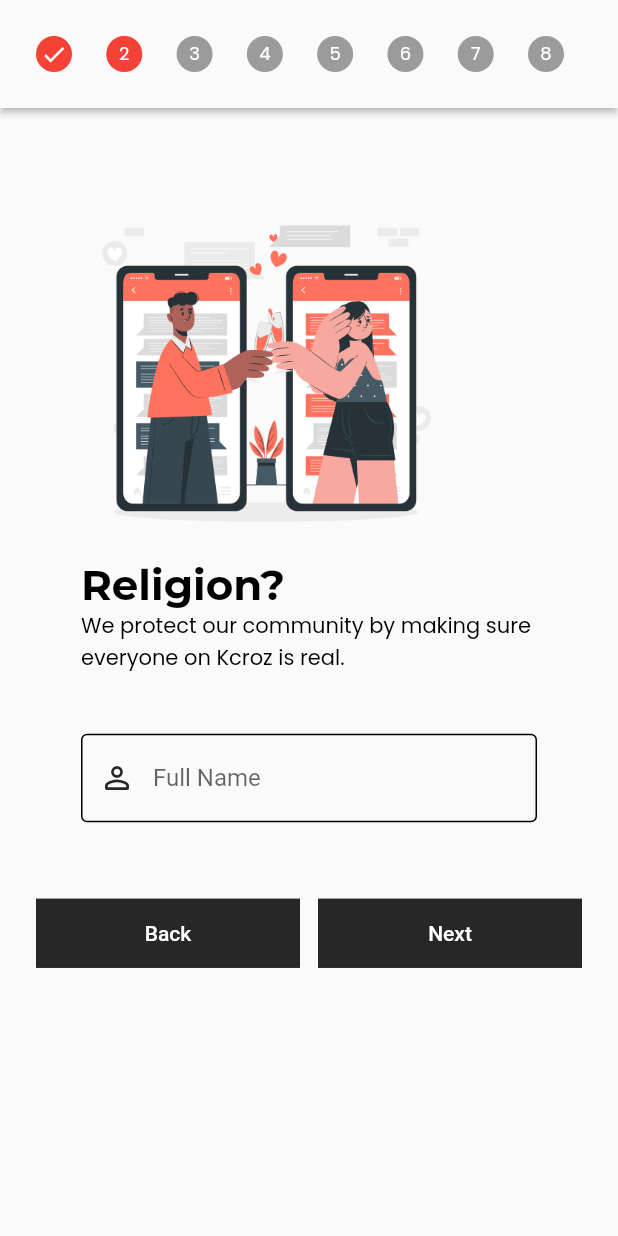
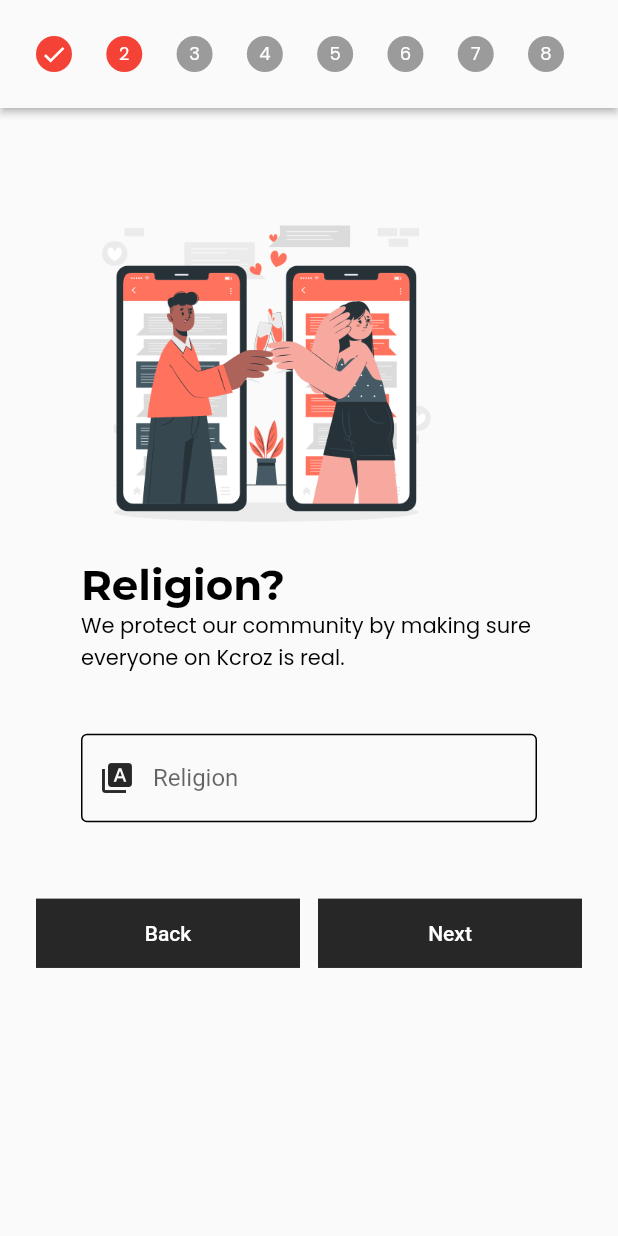
Before and after one commit to GinuraRansika/kcroz, a Flutter app: the CreateProfile screen opened directly, after a tap on an icon or button, on a phone screen of 412 x 824 dp. Run offline on Flutter 3.47's test engine with Material 2 defaults, Android fonts, the phone set to English and light mode, and no system bars; our stand-ins replace cloud_firestore, firebase_auth, firebase_core, firebase_storage, flutter_otp_text_field, get and 6 more; accounts and stored records are empty.

Commit message:
Edited the date getter to datetime picker and some other fields in the create an account page

```diff
--- a/lib/main.dart
+++ b/lib/main.dart
@@ -6,6 +6,7 @@ import 'package:flutter/material.dart';
 import 'package:get/get_navigation/src/root/get_material_app.dart';
 import 'package:get/get_navigation/src/routes/transitions_type.dart';
 import 'package:kcroz/firebase_options.dart';
+import 'package:kcroz/src/features/authentication/screens/screens/create_profile/create_profile.dart';
 import 'package:kcroz/src/features/authentication/screens/screens/splash_screen/splash_screen.dart';
 import 'package:kcroz/src/providers/user_provider.dart';
 import 'package:kcroz/src/responsive/mobile_screen_layout.dart';
@@ -54,7 +55,7 @@ class MyApp extends StatelessWidget {
         darkTheme: KcrozAppTheme.darkTheme,
         defaultTransition: Transition.leftToRightWithFade,
         transitionDuration: const Duration(milliseconds: 500),
-        home: const SplashScreen(),
+        home: const CreateProfile(),
         // routes: const {},
       ),
     );
--- /dev/null
+++ b/lib/src/constants/creat_profile_text_string.dart
@@ -0,0 +1,11 @@
+
+// Create Profile - Name
+const String kcrozNamePageTitle = "";
+const String kcrozNamePageSubTitle = "";
+
+// Religion
+const String religionTextFieldText = "Religion";
+
+
+// Profile Pic
+const String profilePicPageTitle = "Let's add Your Profile Picture";
--- a/lib/src/features/authentication/screens/screens/create_profile/create_profile.dart
+++ b/lib/src/features/authentication/screens/screens/create_profile/create_profile.dart
@@ -1,7 +1,9 @@
 import 'dart:typed_data';
+import 'package:flutter/cupertino.dart';
 import 'package:flutter/material.dart';
 import 'package:get/get.dart';
 import 'package:image_picker/image_picker.dart';
+import 'package:kcroz/src/constants/creat_profile_text_string.dart';
 import 'package:kcroz/src/responsive/mobile_screen_layout.dart';
 import 'package:kcroz/src/responsive/responsive_layout_screen.dart';
 import 'package:kcroz/src/responsive/web_screen_layout.dart';
@@ -27,6 +29,7 @@ class _CreateProfileState extends State<CreateProfile> {
   Uint8List? _image;
   int currentStep = 0;
   bool isCompleted = false;
+  DateTime _dateTime = DateTime.now();
 
   void selectImage() async {
     Uint8List image = await pickImage(ImageSource.gallery);
@@ -50,7 +53,10 @@ class _CreateProfileState extends State<CreateProfile> {
         religion: controller.religion.text,
         gender: controller.gender.text,
         sexualOrientation: controller.sexualOrientation.text,
-        birthday: controller.birthday.text,
+        birthday:
+            "${_dateTime.year}-"
+            "${_dateTime.month.toString().length == 1? _dateTime.month : {'0${_dateTime.month}'}}-"
+            "${_dateTime.day.toString().length == 1? _dateTime.day : {'0${_dateTime.day}'}}",
         interests: controller.interests.text,
         file: _image!,
         context: context);
@@ -227,13 +233,15 @@ class _CreateProfileState extends State<CreateProfile> {
       isActive: currentStep >= 1,
       title: Text(""),
       content: Container(
-        padding: const EdgeInsets.fromLTRB(kcrozDefaultSize,kcrozDefaultSize,kcrozDefaultSize,0),
+        padding: const EdgeInsets.fromLTRB(
+            kcrozDefaultSize, kcrozDefaultSize, kcrozDefaultSize, 0),
         child: Column(
           children: [
             const FormHeaderWidget(
               image: kcrozWelcomeScreenImage,
               title: "Religion?",
-              subTitle: "We protect our community by making sure everyone on Kcroz is real.",
+              subTitle:
+              "We protect our community by making sure everyone on Kcroz is real.",
               imageHeight: 0.3,
             ),
             Container(
@@ -243,9 +251,9 @@ class _CreateProfileState extends State<CreateProfile> {
                 children: [
                   TextFieldInput(
                     textEditingController: controller.religion,
-                    labelText: kcrozFullName,
-                    prefixIcon: const Icon(Icons.person_outline_rounded),
-                    hintText: kcrozFullName,
+                    labelText: religionTextFieldText,
+                    prefixIcon: const Icon(Icons.type_specimen),
+                    hintText: religionTextFieldText,
                     textInputType: TextInputType.text,
                   ),
                 ],
@@ -256,50 +264,56 @@ class _CreateProfileState extends State<CreateProfile> {
       ),
     ),
 
+
     // Profile Pic
     Step(
       state: currentStep > 2 ? StepState.complete : StepState.indexed,
       isActive: currentStep >= 2,
       title: Text(""),
       content: Container(
-        padding: const EdgeInsets.fromLTRB(kcrozDefaultSize,kcrozDefaultSize-20,kcrozDefaultSize,0),
+        padding: const EdgeInsets.fromLTRB(
+            kcrozDefaultSize, kcrozDefaultSize - 20, kcrozDefaultSize, 0),
         child: Column(
           children: [
-            const FormHeaderWidget(
-              image: kcrozWelcomeScreenImage,
-              title: "Add Your Profile Photo",
-              subTitle: "We protect our community by making sure everyone on Kcroz is real.",
-              imageHeight: 0.2,
-            ),
             Container(
               padding: const EdgeInsets.only(top: kcrozDefaultSize + 10),
               child: Column(
-                crossAxisAlignment: CrossAxisAlignment.start,
+                crossAxisAlignment: CrossAxisAlignment.center,
                 children: [
+                  Text(
+                    profilePicPageTitle,
+                    style: Theme.of(context).textTheme.headline1,
+                    textAlign: TextAlign.center,
+                  ),
+                  const SizedBox(height: 80,),
                   // circular widget to add dp
                   Stack(
                     children: [
-                      _image != null ? CircleAvatar(
-                        radius: 64,
+                      _image != null
+                          ? CircleAvatar(
+                        radius: 150,
                         backgroundImage: MemoryImage(_image!),
-                      ):
-                      const CircleAvatar(
-                        radius: 64,
-                        backgroundImage: AssetImage(kcrozDefaultProfileImage),
+                      )
+                          : const CircleAvatar(
+                        radius: 150,
+                        backgroundImage:
+                        AssetImage(kcrozDefaultProfileImage),
                       ),
                       Positioned(
-                        bottom: -10,
-                        left: 80,
+                          bottom: 10,
+                          left: 200,
                           child: IconButton(
                             onPressed: () {
                               selectImage();
                             },
-                          icon: const Icon(Icons.add_circle_outlined),
-                        )
-                      )
+                            icon: const Icon(
+                              Icons.add_circle_outlined,
+                              size: 50,
+                            ),
+                          )),
                     ],
-
-                  )
+                  ),
+                  const SizedBox(height: 80,),
                 ],
               ),
             )
@@ -308,13 +322,15 @@ class _CreateProfileState extends State<CreateProfile> {
       ),
     ),
 
+
     // Gender, Sexual Orientation
     Step(
       state: currentStep > 3 ? StepState.complete : StepState.indexed,
       isActive: currentStep >= 3,
       title: Text(""),
       content: Container(
-        padding: const EdgeInsets.fromLTRB(kcrozDefaultSize,kcrozDefaultSize,kcrozDefaultSize,0),
+        padding: const EdgeInsets.fromLTRB(
+            kcrozDefaultSize, kcrozDefaultSize, kcrozDefaultSize, 0),
         child: Column(
           children: [
             const FormHeaderWidget(
@@ -324,22 +340,28 @@ class _CreateProfileState extends State<CreateProfile> {
               imageHeight: 0.3,
             ),
             Container(
-              padding: const EdgeInsets.only(top: kcrozDefaultSize + 10),
+              padding: const EdgeInsets.only(top: kcrozDefaultSize - 20),
               child: Column(
                 crossAxisAlignment: CrossAxisAlignment.start,
                 children: [
                   TextFieldInput(
                     textEditingController: controller.gender,
-                    labelText: kcrozPassword,
-                    prefixIcon: const Icon(Icons.fingerprint),
-                    hintText: kcrozPassword,
+                    labelText: "Gender",
+                    prefixIcon: const Icon(Icons.hourglass_empty_rounded),
+                    hintText: "Gender",
                     textInputType: TextInputType.text,
                   ),
+                  const SizedBox(height: 20,),
+                  Text(
+                    "Interested In",
+                    style: Theme.of(context).textTheme.headline1,
+                  ),
+                  const SizedBox(height: 20,),
                   TextFieldInput(
                     textEditingController: controller.sexualOrientation,
-                    labelText: kcrozPassword,
-                    prefixIcon: const Icon(Icons.fingerprint),
-                    hintText: kcrozPassword,
+                    labelText: "Sexual Orientation",
+                    prefixIcon: const Icon(Icons.heat_pump_rounded),
+                    hintText: "Sexual Orientation",
                     textInputType: TextInputType.text,
                   ),
                 ],
@@ -350,34 +372,42 @@ class _CreateProfileState extends State<CreateProfile> {
       ),
     ),
 
+
     // Birthday
     Step(
       state: currentStep > 4 ? StepState.complete : StepState.indexed,
       isActive: currentStep >= 4,
       title: Text(""),
       content: Container(
-        padding: const EdgeInsets.fromLTRB(kcrozDefaultSize,kcrozDefaultSize,kcrozDefaultSize,0),
+        padding: const EdgeInsets.fromLTRB(
+            kcrozDefaultSize, kcrozDefaultSize, kcrozDefaultSize, 0),
         child: Column(
           children: [
-            const FormHeaderWidget(
-              image: kcrozWelcomeScreenImage,
-              title: "When's your birthday?",
-              subTitle: "",
-              imageHeight: 0.3,
-            ),
             Container(
               padding: const EdgeInsets.only(top: kcrozDefaultSize + 10),
+              child: SingleChildScrollView(
                 child: Column(
-                crossAxisAlignment: CrossAxisAlignment.start,
+                  crossAxisAlignment: CrossAxisAlignment.center,
                   children: [
-                  TextFieldInput(
-                    textEditingController: controller.birthday,
-                    labelText: kcrozPassword,
-                    prefixIcon: const Icon(Icons.fingerprint),
-                    hintText: kcrozPassword,
-                    textInputType: TextInputType.datetime,
+                    Text(
+                      "When's your Birthday?",
+                      style: Theme.of(context).textTheme.headline1,
+                      textAlign: TextAlign.center,
+                    ),
+                    SizedBox(
+                      height: 300,
+                      child: CupertinoDatePicker(
+                        mode: CupertinoDatePickerMode.date,
+                        initialDateTime: _dateTime,
+                        onDateTimeChanged: (dateTime) {
+                          setState(() {
+                            _dateTime = dateTime;
+                          });
+                        }
+                      ),
                     ),
                   ],
+                ),
               ),
             )
           ],
@@ -391,7 +421,8 @@ class _CreateProfileState extends State<CreateProfile> {
       isActive: currentStep >= 5,
       title: Text(""),
       content: Container(
-        padding: const EdgeInsets.fromLTRB(kcrozDefaultSize,0,kcrozDefaultSize,0),
+        padding: const EdgeInsets.fromLTRB(
+            kcrozDefaultSize, 0, kcrozDefaultSize, 0),
         child: Column(
           children: [
             const FormHeaderWidget(
@@ -406,21 +437,22 @@ class _CreateProfileState extends State<CreateProfile> {
                 children: [
                   TextFormField(
                     decoration: const InputDecoration(
-                      label: Text(kcrozPhoneNo),
-                      prefixIcon: Icon(Icons.numbers),
+                      label: Text("Occupation"),
+                      prefixIcon: Icon(Icons.cast_for_education),
                     ),
                   ),
+                  const SizedBox(height: 20,),
                   TextFormField(
-
                     decoration: const InputDecoration(
-                      label: Text(kcrozPhoneNo),
-                      prefixIcon: Icon(Icons.numbers),
+                      label: Text("University"),
+                      prefixIcon: Icon(Icons.book),
                     ),
                   ),
+                  const SizedBox(height: 20,),
                   TextFormField(
                     decoration: const InputDecoration(
-                      label: Text(kcrozPhoneNo),
-                      prefixIcon: Icon(Icons.numbers),
+                      label: Text("College"),
+                      prefixIcon: Icon(Icons.book_online_rounded),
                     ),
                   ),
                 ],
@@ -437,7 +469,8 @@ class _CreateProfileState extends State<CreateProfile> {
       isActive: currentStep >= 6,
       title: Text(""),
       content: Container(
-        padding: const EdgeInsets.fromLTRB(kcrozDefaultSize,0,kcrozDefaultSize,0),
+        padding: const EdgeInsets.fromLTRB(
+            kcrozDefaultSize, 0, kcrozDefaultSize, 0),
         child: Column(
           children: [
             const FormHeaderWidget(
@@ -447,26 +480,28 @@ class _CreateProfileState extends State<CreateProfile> {
               imageHeight: 0.3,
             ),
             Container(
-              padding: const EdgeInsets.only(top: kcrozDefaultSize ),
+              padding: const EdgeInsets.only(top: kcrozDefaultSize),
               child: Column(
                 crossAxisAlignment: CrossAxisAlignment.start,
                 children: [
                   TextFormField(
                     decoration: const InputDecoration(
-                      label: Text(kcrozPhoneNo),
-                      prefixIcon: Icon(Icons.numbers),
+                      label: Text("Drink"),
+                      prefixIcon: Icon(Icons.local_drink),
                     ),
                   ),
+                  const SizedBox(height: 20,),
                   TextFormField(
                     decoration: const InputDecoration(
-                      label: Text(kcrozPhoneNo),
-                      prefixIcon: Icon(Icons.numbers),
+                      label: Text("Smoke"),
+                      prefixIcon: Icon(Icons.smoke_free_rounded),
                     ),
                   ),
+                  const SizedBox(height: 20,),
                   TextFormField(
                     decoration: const InputDecoration(
-                      label: Text(kcrozPhoneNo),
-                      prefixIcon: Icon(Icons.numbers),
+                      label: Text("Diet"),
+                      prefixIcon: Icon(Icons.food_bank_rounded),
                     ),
                   ),
                 ],
@@ -483,13 +518,15 @@ class _CreateProfileState extends State<CreateProfile> {
       isActive: currentStep >= 7,
       title: Text(""),
       content: Container(
-        padding: const EdgeInsets.fromLTRB(kcrozDefaultSize,kcrozDefaultSize,kcrozDefaultSize,0),
+        padding: const EdgeInsets.fromLTRB(
+            kcrozDefaultSize, kcrozDefaultSize, kcrozDefaultSize, 0),
         child: Column(
           children: [
             const FormHeaderWidget(
               image: kcrozWelcomeScreenImage,
               title: "My Interests are",
-              subTitle: "We protect our community by making sure everyone on Kcroz is real.",
+              subTitle:
+              "We protect our community by making sure everyone on Kcroz is real.",
               imageHeight: 0.3,
             ),
             Container(
@@ -499,9 +536,9 @@ class _CreateProfileState extends State<CreateProfile> {
                 children: [
                   TextFieldInput(
                     textEditingController: controller.interests,
-                    labelText: kcrozPassword,
-                    prefixIcon: const Icon(Icons.fingerprint),
-                    hintText: kcrozPassword,
+                    labelText: "Interests",
+                    prefixIcon: const Icon(Icons.sports_cricket),
+                    hintText: "Interests",
                     textInputType: TextInputType.text,
                   ),
                 ],
@@ -511,5 +548,6 @@ class _CreateProfileState extends State<CreateProfile> {
         ),
       ),
     ),
+
   ];
 }
```
Also changed, not shown: lib/src/features/core/screens/navigation_page.dart (added), 1 other file. Lines whose indentation alone changed are shown as unchanged.
